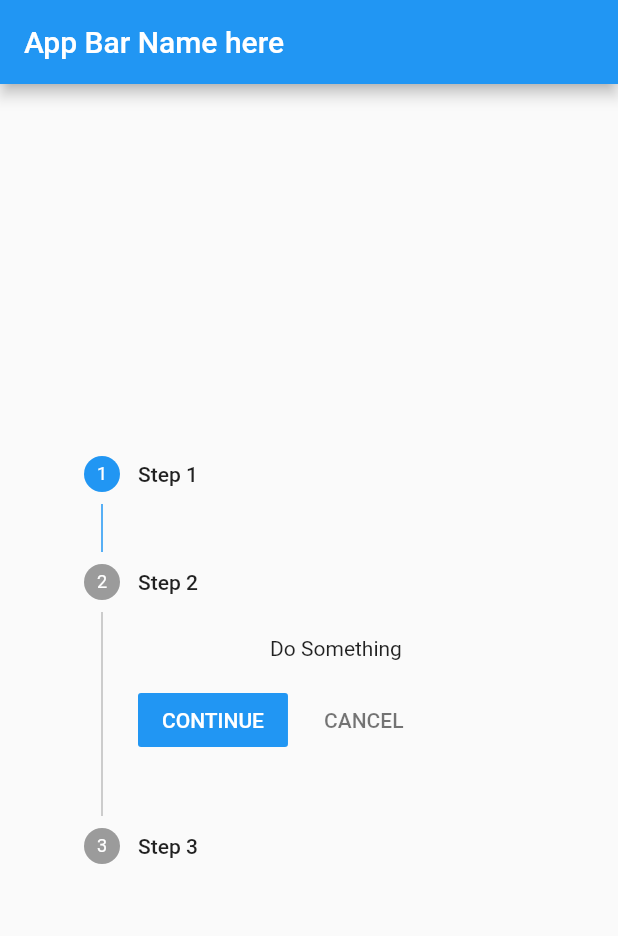
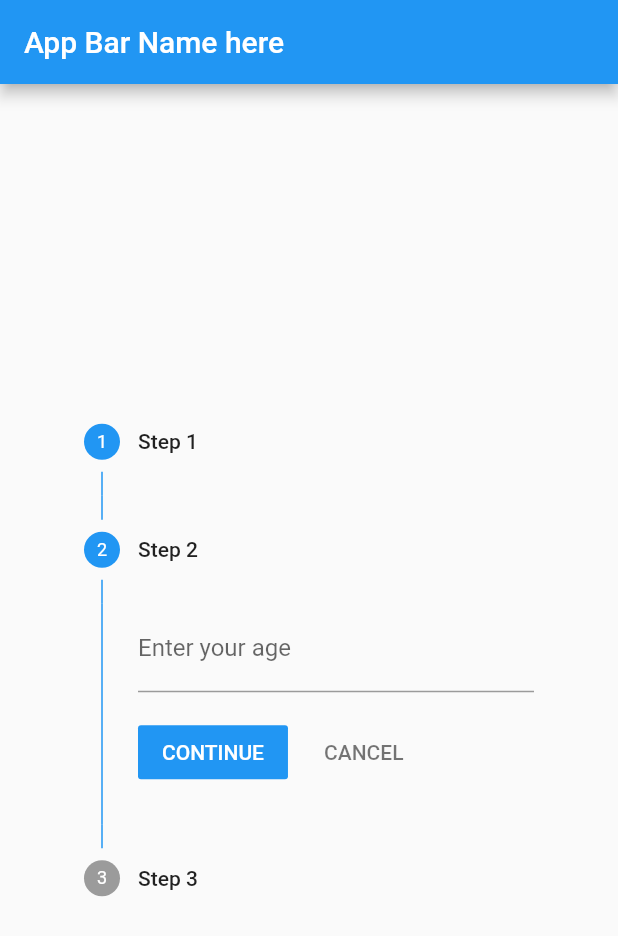
Before and after one commit to LenouarMiloud/FlutterTrainingIntermediate, a Flutter app: the screen it shows after launch, after a tap on "CONTINUE", on a phone screen of 412 x 824 dp. Shown: the top 936 px of the screen. Run offline on Flutter 3.47's test engine with Material 2 defaults, Android fonts, the phone set to English and light mode, and no system bars.

Commit message:
modify the stepher app

```diff
--- a/LayoutWidgets/steper_app/lib/main.dart
+++ b/LayoutWidgets/steper_app/lib/main.dart
@@ -15,22 +15,28 @@ class _State extends State<MyApp>{
 
   List<Step> _steps = [];
   late int _current;
+  late TextEditingController _name;
+  late TextEditingController _age;
+  String? _displayName;
+  String? _displayAge;
 
 
   @override
   void initState() {
+    super.initState();
     _current = 0;
-    _steps = <Step>[
-      new Step(title: new Text('Step 1'), content: new Text('Do Something'), isActive: true),
-      new Step(title: new Text('Step 2'), content: new Text('Do Something'), isActive: false),
-      new Step(title: new Text('Step 3'), content: new Text('Do Something'), isActive: false),
-    ];
+    _name = new TextEditingController();
+    _age = new TextEditingController();
   }
 
   void _stepContinue() {
     setState(() {
       _current++;
-      if(_current >= _steps.length) _current = _steps.length - 1;
+      if(_current >= _steps.length) _current + _steps.length - 1;
+      if(_current == 2){
+        _displayName = _name.text;
+        _displayAge = _age.text;
+      }
     });
   }
 
@@ -58,12 +64,48 @@ class _State extends State<MyApp>{
         padding: new EdgeInsets.all(32.0),
         child: new Center(
           child: new Stepper(
-              steps: _steps,
               type: StepperType.vertical,
-              currentStep: _current,
-              onStepCancel: _stepCancel,
-              onStepContinue: _stepContinue,
-              onStepTapped: _stepTap,
+              steps: _steps = [
+                new Step(
+                    title: new Text('Step 1'),
+                    isActive: true,
+                    content: new Column(
+                      children: <Widget>[
+                        new TextField(
+                          controller: _name,
+                          decoration: new InputDecoration(labelText: 'Enter Your Name'),
+                        )
+                      ],
+                    )
+                ),
+                new Step(
+                    title: new Text('Step 2'),
+                    isActive: true,
+                    content: new Column(
+                      children: <Widget>[
+                        new TextField(
+                          controller: _age,
+                          decoration: new InputDecoration(labelText: 'Enter your age'),
+                          keyboardType: TextInputType.number,
+                        )
+                      ],
+                    )
+                ),
+                new Step(
+                    title: new Text('Step 3'),
+                    content: new Column(
+                      children: <Widget>[
+                        new Text('You Entered:'),
+                        new Text('Your name is ${_displayName}:'),
+                        new Text('Your age is ${_displayAge}:'),
+                      ],
+                    )
+                ),
+              ],
+            currentStep: _current,
+            onStepTapped: _stepTap,
+            onStepContinue: _stepContinue,
+            onStepCancel: _stepCancel,
           )
         ),
       ),
```
